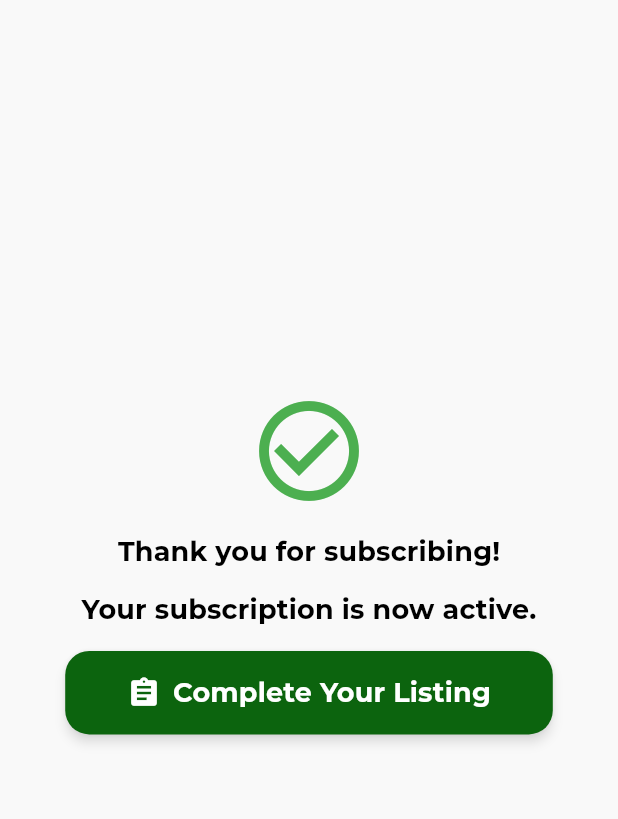
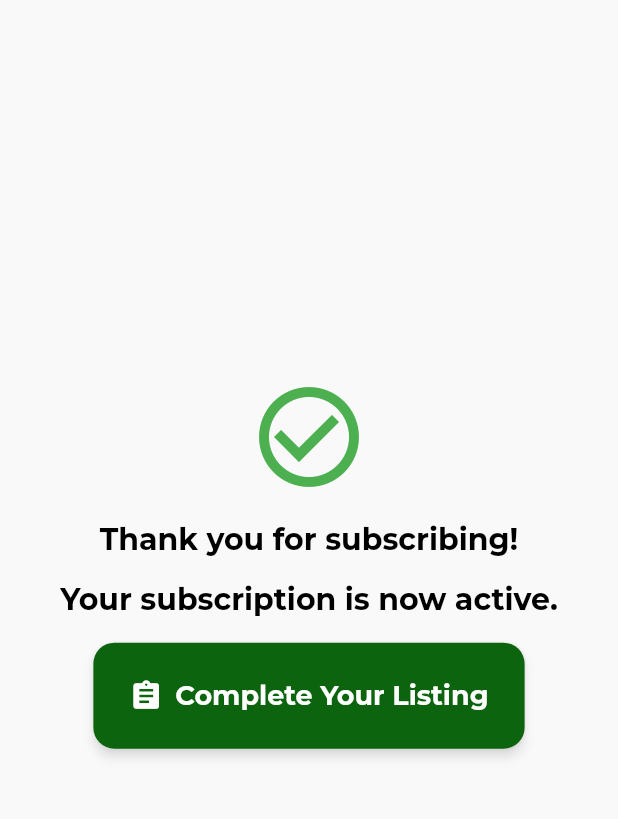
Before and after one commit to AllyTechEngineering/my_right_portal, a Flutter app: the SuccessScreen screen opened by its route, on a phone screen of 412 x 824 dp, the part 111-930 px from its top. Run offline on Flutter 3.47's test engine with Material 3 defaults, Android fonts, the phone set to English and light mode, and no system bars; drawn by our look-alikes of auto_size_text; our stand-ins replace bloc, cloud_firestore, csv, equatable, file_picker, firebase_auth and 6 more; missing offline and left inert: dart:js_interop, flutter_libphonenumber; accounts and stored records are empty; generated files the repository leaves out were written again; statements that could not run were skipped.

Commit message:
Updated UI for cancel and success screens

```diff
--- a/lib/features/subscription/success_screen.dart
+++ b/lib/features/subscription/success_screen.dart
@@ -1,17 +1,41 @@
 import 'package:flutter/material.dart';
+import 'package:my_right_portal/utils/button_styles.dart';
 import 'package:my_right_portal/utils/constants.dart';
 import 'package:my_right_portal/widgets/custom_app_bar_widget.dart';
 import 'package:my_right_portal/widgets/custom_drawer_widget.dart';
 import 'package:flutter_gen/gen_l10n/app_localizations.dart';
+import 'package:my_right_portal/widgets/custom_text_widget.dart';
 
-class SuccessScreen extends StatelessWidget {
+enum DeviceType { mobile, tablet, desktop }
+
+class SuccessScreen extends StatefulWidget {
   const SuccessScreen({super.key});
+
+  @override
+  State<SuccessScreen> createState() => _SuccessScreenState();
+}
+
+class _SuccessScreenState extends State<SuccessScreen> {
+  DeviceType _getDeviceType(double width) {
+    if (width >= 1024) return DeviceType.desktop;
+    if (width >= 600) return DeviceType.tablet;
+    return DeviceType.mobile;
+  }
 
   @override
   Widget build(BuildContext context) {
     final localizations = AppLocalizations.of(context)!;
     final double screenWidth = MediaQuery.of(context).size.width;
     final double screenHeight = MediaQuery.of(context).size.height;
+    final deviceType = _getDeviceType(screenWidth);
+    final padding = deviceType == DeviceType.mobile ? 16.0 : 32.0;
+    // final widthFactor =
+    //     deviceType == DeviceType.mobile
+    //         ? 0.8
+    //         : deviceType == DeviceType.tablet
+    //         ? 0.7
+    //         : 0.6;
+    //final double buttonSize = screenWidth * 0.30;
     double iconSize = screenWidth * 0.055;
     iconSize = iconSize.clamp(18.0, 26.0);
     final double getToolBarHeight = screenHeight * Constants.kToolbarHeight;
@@ -22,6 +46,8 @@ class SuccessScreen extends StatelessWidget {
       ),
       drawer: const CustomDrawerWidget(),
       body: Center(
+        child: Padding(
+          padding: EdgeInsets.symmetric(horizontal: padding, vertical: padding),
           child: Column(
             mainAxisAlignment: MainAxisAlignment.center,
             children: [
@@ -31,22 +57,50 @@ class SuccessScreen extends StatelessWidget {
                 size: 80,
               ),
               SizedBox(height: screenHeight * 0.02),
-            Text(
+              CustomTextWidget(
                 localizations.subscription_thank,
-              style: Theme.of(context).textTheme.titleMedium,
+                textAlign: TextAlign.center,
+                style: Theme.of(context).textTheme.titleLarge?.copyWith(
+                  color: Theme.of(context).colorScheme.onSurface,
+                  fontSize:
+                      deviceType == DeviceType.mobile
+                          ? 20
+                          : deviceType == DeviceType.tablet
+                          ? 24
+                          : 28,
+                ),
               ),
               SizedBox(height: screenHeight * 0.02),
-            Text(
+              CustomTextWidget(
                 localizations.subscription_thank_message,
-              style: Theme.of(context).textTheme.titleMedium,
+                textAlign: TextAlign.center,
+                style: Theme.of(context).textTheme.titleLarge?.copyWith(
+                  color: Theme.of(context).colorScheme.onSurface,
+                  fontSize:
+                      deviceType == DeviceType.mobile
+                          ? 20
+                          : deviceType == DeviceType.tablet
+                          ? 24
+                          : 28,
+                ),
               ),
               SizedBox(height: screenHeight * 0.02),
               ElevatedButton.icon(
-              icon: Icon(Icons.assignment, size: iconSize, color: Colors.white),
+                icon: Icon(
+                  Icons.assignment,
+                  size: iconSize,
+                  color: Colors.white,
+                ),
                 label: Text(
                   localizations.subscription_data_entry,
-                style: Theme.of(context).textTheme.titleMedium?.copyWith(
+                  style: Theme.of(context).textTheme.titleLarge?.copyWith(
                     color: Theme.of(context).colorScheme.surface,
+                    fontSize:
+                        deviceType == DeviceType.mobile
+                            ? 18
+                            : deviceType == DeviceType.tablet
+                            ? 20
+                            : 22,
                   ),
                 ),
                 onPressed: () {
@@ -54,24 +108,16 @@ class SuccessScreen extends StatelessWidget {
                     Navigator.of(context).pushReplacementNamed('/data-form');
                   });
                 },
-              style: ElevatedButton.styleFrom(
-                elevation: 3.0,
-                shadowColor: Theme.of(context).colorScheme.onPrimary,
-                backgroundColor:
-                    Theme.of(context).colorScheme.onPrimaryFixedVariant,
-                padding: EdgeInsets.symmetric(
-                  vertical: screenHeight * 0.02,
-                  horizontal: screenWidth * 0.1,
-                ),
-                shape: RoundedRectangleBorder(
-                  borderRadius: BorderRadius.circular(16.0),
-                  side: BorderSide.none,
-                ),
+                style: ButtonStyles.primaryElevatedButtonStyle(
+                  screenHeight: screenHeight,
+                  screenWidth: screenWidth,
+                  context: context,
                 ),
               ),
             ],
           ),
         ),
+      ),
     );
   }
 }
```
Also changed, not shown: lib/features/subscription/cancel_screen.dart (+28 -6 lines), lib/widgets/custom_drawer_widget.dart (+10 -0 lines), 1 other file. Lines whose indentation alone changed are shown as unchanged.
